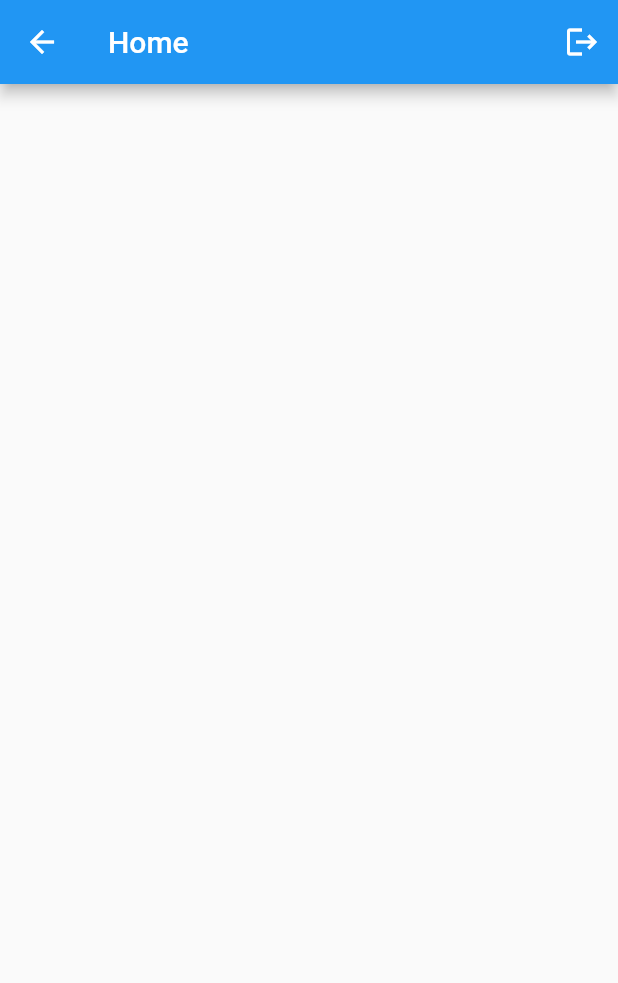
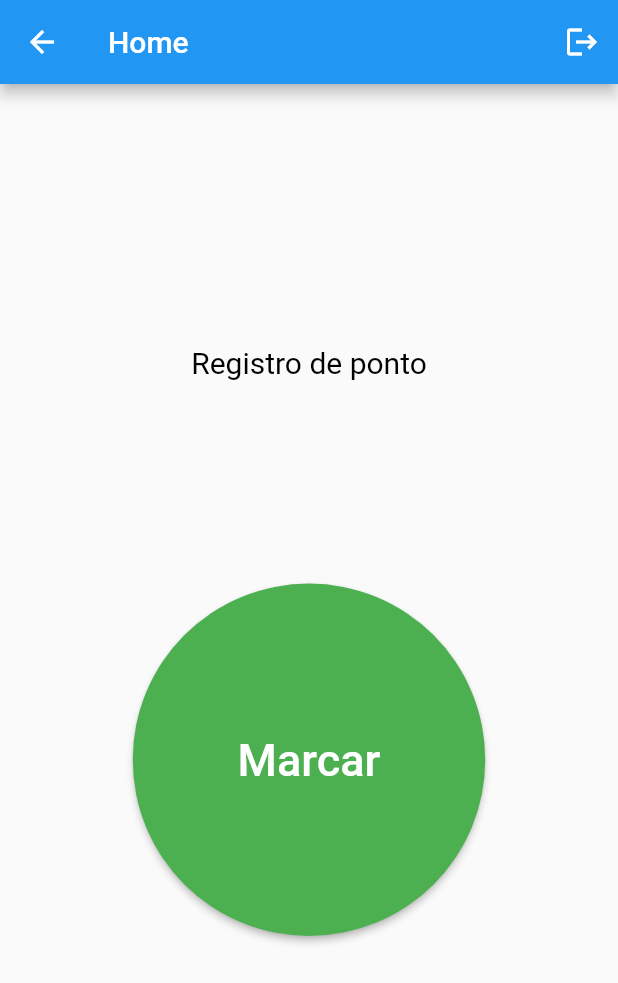
Before and after one commit to gustamms/ECS-flutter, a Flutter app: the Home screen opened directly, on a phone screen of 412 x 824 dp. Shown: the top 983 px of the screen. Run offline on Flutter 3.47's test engine with Material 2 defaults, Android fonts, the light colour scheme and no system bars; our stand-ins replace cloud_firestore, firebase_auth, firebase_messaging; accounts and stored records are empty.

Commit message:
Adicionado Push notifications com firebase

```diff
--- a/lib/Home.dart
+++ b/lib/Home.dart
@@ -1,6 +1,8 @@
+import 'package:cloud_firestore/cloud_firestore.dart';
 import 'package:esc/Login.dart';
 import 'package:firebase_auth/firebase_auth.dart';
 import 'package:flutter/material.dart';
+import 'package:firebase_messaging/firebase_messaging.dart';
 
 class Home extends StatefulWidget {
   @override
@@ -8,6 +10,44 @@ class Home extends StatefulWidget {
 }
 
 class _HomeState extends State<Home> {
+
+  final FirebaseMessaging _firebaseMessaging = FirebaseMessaging();
+  String _message = "";
+
+  _marcarPonto() async{
+    Firestore db = Firestore.instance;
+    FirebaseAuth auth = FirebaseAuth.instance;
+    FirebaseUser user = await auth.currentUser();
+
+    db.collection("pontos")
+    .add({"user": user.uid, "dateTime": DateTime.now()});
+    setState(() => _message = "Ponto adicionado");
+  }
+
+  @override
+  void initState() {
+    super.initState();
+    _firebaseMessaging.configure(
+      onMessage: (Map<String, dynamic> message) async {
+        print("onMessage: $message");
+        setState(() => _message = message["notification"]["body"]);
+      },
+      onLaunch: (Map<String, dynamic> message) async {
+        print("onLaunch: $message");
+        setState(() => _message = message["notification"]["body"]);
+      },
+      onResume: (Map<String, dynamic> message) async {
+        print("onResume: $message");
+        setState(() => _message = message["notification"]["body"]);
+      },
+    );
+
+    _firebaseMessaging.getToken().then((String token) {
+      assert(token != null);
+      print('Push token gerado: $token');
+    });
+  }
+
   @override
   Widget build(BuildContext context) {
     return Scaffold(
@@ -31,7 +71,53 @@ class _HomeState extends State<Home> {
             },
           )
         ],
-      )
+      ),
+        body: Container(
+            decoration: BoxDecoration(color: Color(0xff0)),
+            padding: EdgeInsets.all(16),
+            child: Center(
+              child: SingleChildScrollView(
+
+                child: Column(
+                    crossAxisAlignment: CrossAxisAlignment.stretch,
+                    children: <Widget>[
+
+                      Padding(
+                        padding: EdgeInsets.only(bottom: 120),
+                        child: Center(
+                          child: Text(
+                            "Registro de ponto",
+                            style: TextStyle(
+                                color: Colors.black,
+                                fontSize: 20
+                            ),
+                          ),
+                        ),
+                      ),
+                      Padding(
+                        padding: EdgeInsets.only(top: 16, bottom: 10),
+                        child: RaisedButton(
+                            child: Text(
+                              "Marcar",
+                              style: TextStyle(color: Colors.white, fontSize: 30),
+                            ),
+                            color: Colors.green,
+                            shape: CircleBorder(),
+                            padding: EdgeInsets.all(100.0),
+                            onPressed: (){
+                                _marcarPonto();
+                            }
+                        ),
+                      ),
+                      Container(
+                          child: Center(
+                            child: Text(_message),
+                          )),
+                    ]
+                ),
+              ),
+            )
+        )
     );
   }
 }
--- a/pubspec.yaml
+++ b/pubspec.yaml
@@ -24,7 +24,6 @@ dependencies:
   flutter:
     sdk: flutter
 
-
   # The following adds the Cupertino Icons font to your application.
   # Use with the CupertinoIcons class for iOS style icons.
   cupertino_icons: ^1.0.2
@@ -32,6 +31,7 @@ dependencies:
   cloud_firestore: ^0.12.5 # Banco de Dados
   firebase_storage: ^3.0.1 # Armazenamento de Arquivos
   firebase_auth: ^0.11.1+6 # Autenticação de Usuários
+  firebase_messaging: ^6.0.13
 
 dev_dependencies:
   flutter_test:
```
Also changed, not shown: pubspec.lock, 1 other file.
